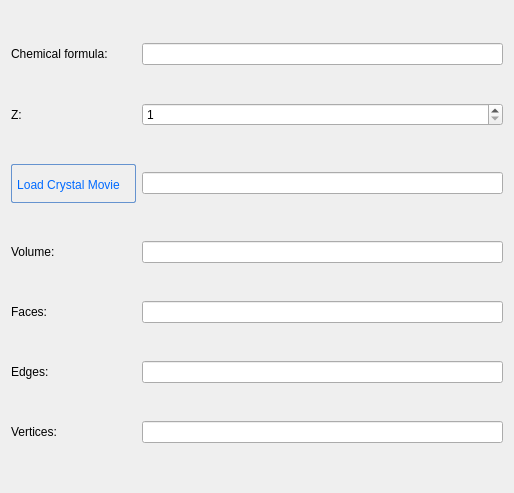
Old version of the form apps/NSXQt/ui/Tree/SampleShapePropertyWidget.ui in the repository k61n/openhkl.
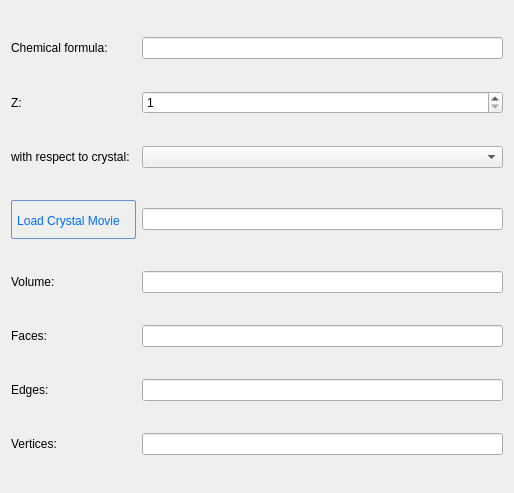
New version of the form.

```diff
--- a/apps/NSXQt/ui/Tree/SampleShapePropertyWidget.ui
+++ b/apps/NSXQt/ui/Tree/SampleShapePropertyWidget.ui
@@ -14,14 +14,38 @@
    <string>Form</string>
   </property>
   <layout class="QGridLayout" name="gridLayout">
-   <item row="0" column="0">
-    <widget class="QLabel" name="label">
-     <property name="text">
-      <string>Chemical formula:</string>
+   <item row="4" column="1">
+    <widget class="QLineEdit" name="lineEdit_Volume">
+     <property name="readOnly">
+      <bool>true</bool>
      </property>
     </widget>
    </item>
-   <item row="2" column="0">
+   <item row="0" column="1">
+    <widget class="QLineEdit" name="lineEdit_ChemicalFormula"/>
+   </item>
+   <item row="5" column="1">
+    <widget class="QLineEdit" name="lineEdit_Faces">
+     <property name="readOnly">
+      <bool>true</bool>
+     </property>
+    </widget>
+   </item>
+   <item row="3" column="1">
+    <widget class="QLineEdit" name="lineEdit_MovieFilename">
+     <property name="readOnly">
+      <bool>true</bool>
+     </property>
+    </widget>
+   </item>
+   <item row="6" column="1">
+    <widget class="QLineEdit" name="lineEdit_Edges">
+     <property name="readOnly">
+      <bool>true</bool>
+     </property>
+    </widget>
+   </item>
+   <item row="3" column="0">
     <widget class="QPushButton" name="pushButton_LoadMovie">
      <property name="toolTip">
       <string>&lt;html&gt;&lt;head/&gt;&lt;body&gt;&lt;p&gt;Load a info file containing Video&lt;/p&gt;&lt;/body&gt;&lt;/html&gt;</string>
@@ -75,6 +99,48 @@
      </property>
     </widget>
    </item>
+   <item row="7" column="1">
+    <widget class="QLineEdit" name="lineEdit_Vertices">
+     <property name="readOnly">
+      <bool>true</bool>
+     </property>
+    </widget>
+   </item>
+   <item row="0" column="0">
+    <widget class="QLabel" name="label">
+     <property name="text">
+      <string>Chemical formula:</string>
+     </property>
+    </widget>
+   </item>
+   <item row="6" column="0">
+    <widget class="QLabel" name="label_5">
+     <property name="text">
+      <string>Edges:</string>
+     </property>
+    </widget>
+   </item>
+   <item row="5" column="0">
+    <widget class="QLabel" name="label_4">
+     <property name="text">
+      <string>Faces:</string>
+     </property>
+    </widget>
+   </item>
+   <item row="4" column="0">
+    <widget class="QLabel" name="label_3">
+     <property name="text">
+      <string>Volume:</string>
+     </property>
+    </widget>
+   </item>
+   <item row="7" column="0">
+    <widget class="QLabel" name="label_6">
+     <property name="text">
+      <string>Vertices:</string>
+     </property>
+    </widget>
+   </item>
    <item row="1" column="0">
     <widget class="QLabel" name="label_2">
      <property name="text">
@@ -92,71 +158,15 @@
      </property>
     </widget>
    </item>
-   <item row="0" column="1">
-    <widget class="QLineEdit" name="lineEdit_ChemicalFormula"/>
-   </item>
-   <item row="3" column="0">
-    <widget class="QLabel" name="label_3">
+   <item row="2" column="0">
+    <widget class="QLabel" name="label_7">
      <property name="text">
-      <string>Volume:</string>
-     </property>
-    </widget>
-   </item>
-   <item row="4" column="0">
-    <widget class="QLabel" name="label_4">
-     <property name="text">
-      <string>Faces:</string>
-     </property>
-    </widget>
-   </item>
-   <item row="5" column="0">
-    <widget class="QLabel" name="label_5">
-     <property name="text">
-      <string>Edges:</string>
-     </property>
-    </widget>
-   </item>
-   <item row="6" column="0">
-    <widget class="QLabel" name="label_6">
-     <property name="text">
-      <string>Vertices:</string>
-     </property>
-    </widget>
-   </item>
-   <item row="3" column="1">
-    <widget class="QLineEdit" name="lineEdit_Volume">
-     <property name="readOnly">
-      <bool>true</bool>
-     </property>
-    </widget>
-   </item>
-   <item row="4" column="1">
-    <widget class="QLineEdit" name="lineEdit_Faces">
-     <property name="readOnly">
-      <bool>true</bool>
-     </property>
-    </widget>
-   </item>
-   <item row="5" column="1">
-    <widget class="QLineEdit" name="lineEdit_Edges">
-     <property name="readOnly">
-      <bool>true</bool>
-     </property>
-    </widget>
-   </item>
-   <item row="6" column="1">
-    <widget class="QLineEdit" name="lineEdit_Vertices">
-     <property name="readOnly">
-      <bool>true</bool>
+      <string>with respect to crystal:</string>
      </property>
     </widget>
    </item>
    <item row="2" column="1">
-    <widget class="QLineEdit" name="lineEdit_MovieFilename">
-     <property name="readOnly">
-      <bool>true</bool>
-     </property>
-    </widget>
+    <widget class="QComboBox" name="comboBox_CellChoices"/>
    </item>
   </layout>
  </widget>
```
